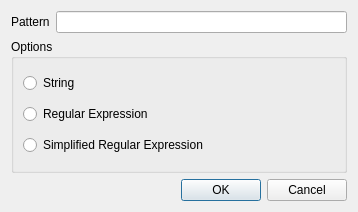
Qt form trunk/core/textfilterdialog.ui (cpackham/kscope) before a commit.
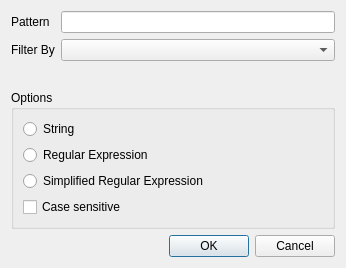
The same form after that commit.

Commit message: Enhancements to the text filter dialogue.

```diff
--- a/trunk/core/textfilterdialog.ui
+++ b/trunk/core/textfilterdialog.ui
@@ -5,8 +5,8 @@
    <rect>
     <x>0</x>
     <y>0</y>
-    <width>358</width>
-    <height>212</height>
+    <width>346</width>
+    <height>268</height>
    </rect>
   </property>
   <property name="windowTitle" >
@@ -14,17 +14,34 @@
   </property>
   <layout class="QVBoxLayout" name="verticalLayout_2" >
    <item>
-    <layout class="QHBoxLayout" name="horizontalLayout" >
-     <item>
+    <layout class="QFormLayout" name="formLayout" >
+     <item row="0" column="0" >
       <widget class="QLabel" name="label" >
        <property name="text" >
         <string>Pattern</string>
        </property>
       </widget>
      </item>
-     <item>
+     <item row="0" column="1" >
       <widget class="QLineEdit" name="patternEdit_" />
      </item>
+     <item row="1" column="0" >
+      <widget class="QLabel" name="label_2" >
+       <property name="text" >
+        <string>Filter By</string>
+       </property>
+      </widget>
+     </item>
+     <item row="1" column="1" >
+      <widget class="QComboBox" name="filterByCombo_" >
+       <property name="sizePolicy" >
+        <sizepolicy vsizetype="Fixed" hsizetype="Preferred" >
+         <horstretch>0</horstretch>
+         <verstretch>0</verstretch>
+        </sizepolicy>
+       </property>
+      </widget>
+     </item>
     </layout>
    </item>
    <item>
@@ -54,6 +71,13 @@
         </property>
        </widget>
       </item>
+      <item>
+       <widget class="QCheckBox" name="caseSensitiveCheck_" >
+        <property name="text" >
+         <string>Case sensitive</string>
+        </property>
+       </widget>
+      </item>
      </layout>
     </widget>
    </item>
```
Left out of the diff: 4 changed lines with no effect on the pictures. The commit also changes 3 other files.
